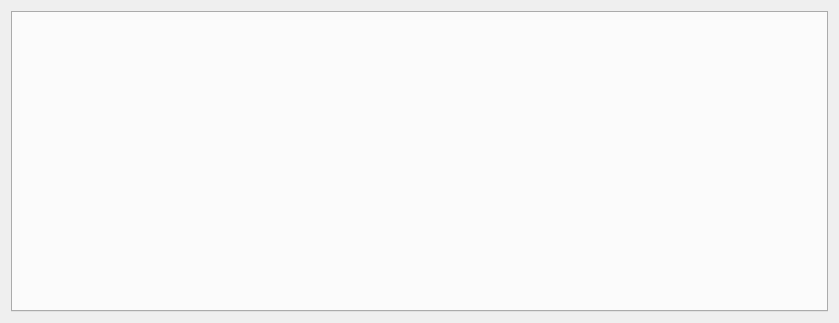
The window that lcUI/widgets/customizeToolbar/customizetoolbar.ui (LibreCAD/LibreCAD_3) describes before a commit, drawn with Qt 5.
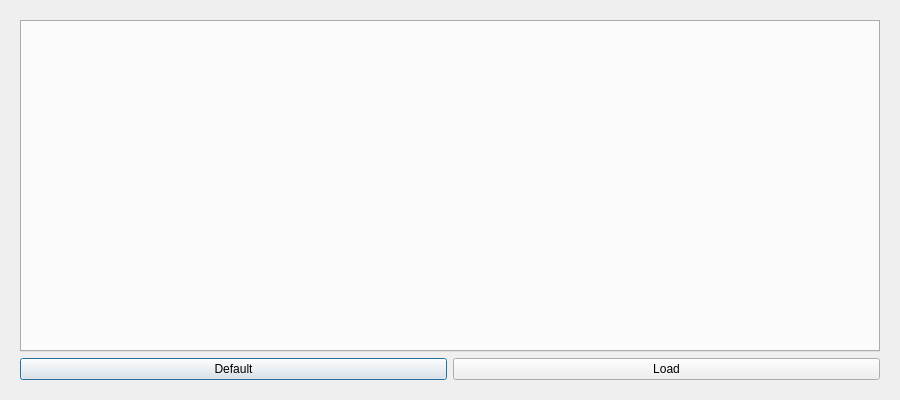
The same window after the commit.

Commit message: Added default settings and load and default buttons

What changed in the file:
```diff
--- a/lcUI/widgets/customizeToolbar/customizetoolbar.ui
+++ b/lcUI/widgets/customizeToolbar/customizetoolbar.ui
@@ -6,8 +6,8 @@
    <rect>
     <x>0</x>
     <y>0</y>
-    <width>839</width>
-    <height>323</height>
+                <width>900</width>
+                <height>400</height>
    </rect>
   </property>
   <property name="windowTitle">
@@ -23,10 +23,34 @@
     </layout>
    </item>
    <item>
+                <widget class="QWidget" name="rightside" native="true">
+                    <layout class="QVBoxLayout" name="verticalLayout2">
+                        <item>
     <widget class="QTabWidget" name="tabWidget">
      <property name="currentIndex">
       <number>-1</number>
      </property>
+                            </widget>
+                        </item>
+                        <item>
+                            <layout class="QHBoxLayout" name="horizontalLayout2">
+                                <item>
+                                    <widget class="QPushButton" name="defaultButton">
+                                        <property name="text">
+                                            <string>Default</string>
+                                        </property>
+                                    </widget>
+                                </item>
+                                <item>
+                                    <widget class="QPushButton" name="loadFileButton">
+                                        <property name="text">
+                                            <string>Load</string>
+                                        </property>
+                                    </widget>
+                                </item>
+                            </layout>
+                        </item>
+                    </layout>
     </widget>
    </item>
   </layout>
```
Lines whose indentation alone changed are shown as unchanged. The commit also changes 6 other files.
